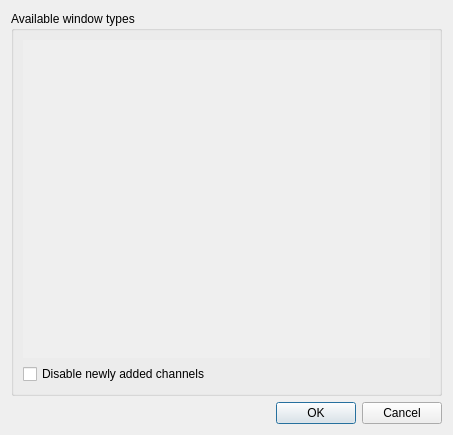
Old version of the form src/asammdf/gui/ui/windows_selection_dialog.ui in the repository danielhrisca/asammdf.
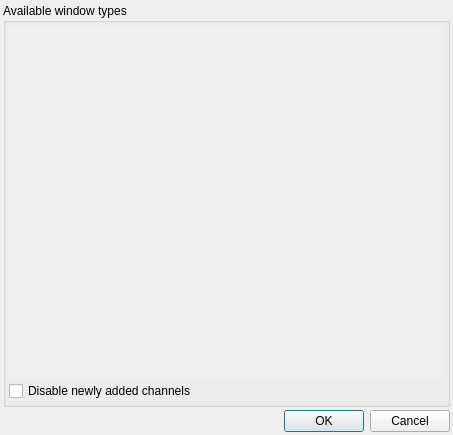
New version of the form.

```diff
--- a/src/asammdf/gui/ui/windows_selection_dialog.ui
+++ b/src/asammdf/gui/ui/windows_selection_dialog.ui
@@ -14,6 +14,21 @@
    <string>Select window type</string>
   </property>
   <layout class="QVBoxLayout" name="verticalLayout_2">
+   <property name="spacing">
+  <number>3</number>
+</property>
+   <property name="leftMargin">
+  <number>3</number>
+</property>
+   <property name="topMargin">
+  <number>3</number>
+</property>
+   <property name="rightMargin">
+  <number>3</number>
+</property>
+   <property name="bottomMargin">
+  <number>3</number>
+</property>
    <item>
     <widget class="QGroupBox" name="groupBox">
      <property name="title">
@@ -23,6 +38,21 @@
       <bool>true</bool>
      </property>
      <layout class="QVBoxLayout" name="lay">
+      <property name="spacing">
+  <number>3</number>
+</property>
+      <property name="leftMargin">
+  <number>3</number>
+</property>
+      <property name="topMargin">
+  <number>3</number>
+</property>
+      <property name="rightMargin">
+  <number>3</number>
+</property>
+      <property name="bottomMargin">
+  <number>3</number>
+</property>
       <item>
        <widget class="QScrollArea" name="scrollArea">
         <property name="frameShape">
@@ -39,11 +69,14 @@
           <rect>
            <x>0</x>
            <y>0</y>
-           <width>415</width>
-           <height>325</height>
+           <width>439</width>
+           <height>355</height>
           </rect>
          </property>
          <layout class="QVBoxLayout" name="verticalLayout_3">
+          <property name="spacing">
+  <number>3</number>
+</property>
           <property name="leftMargin">
   <number>3</number>
 </property>
```
Left out of the diff: 14 changed lines with no effect on the pictures.
